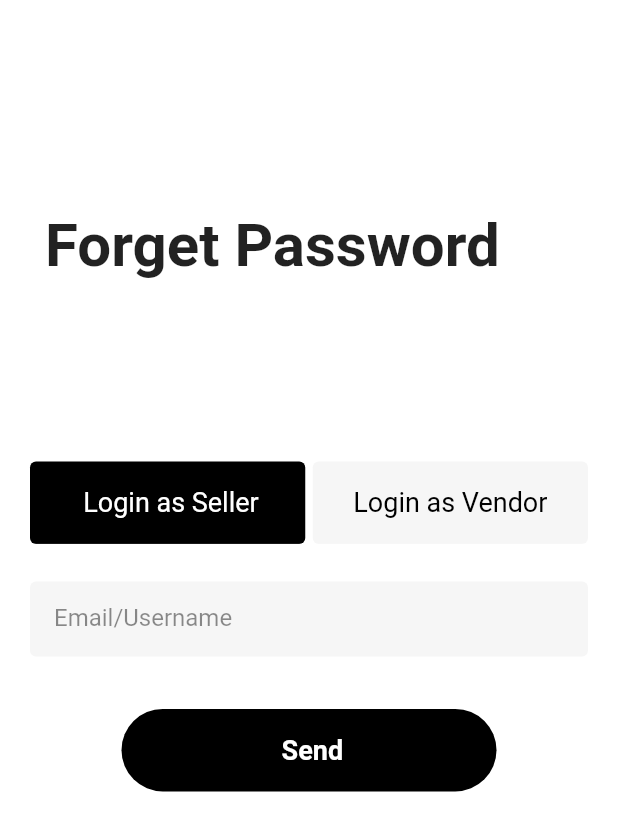
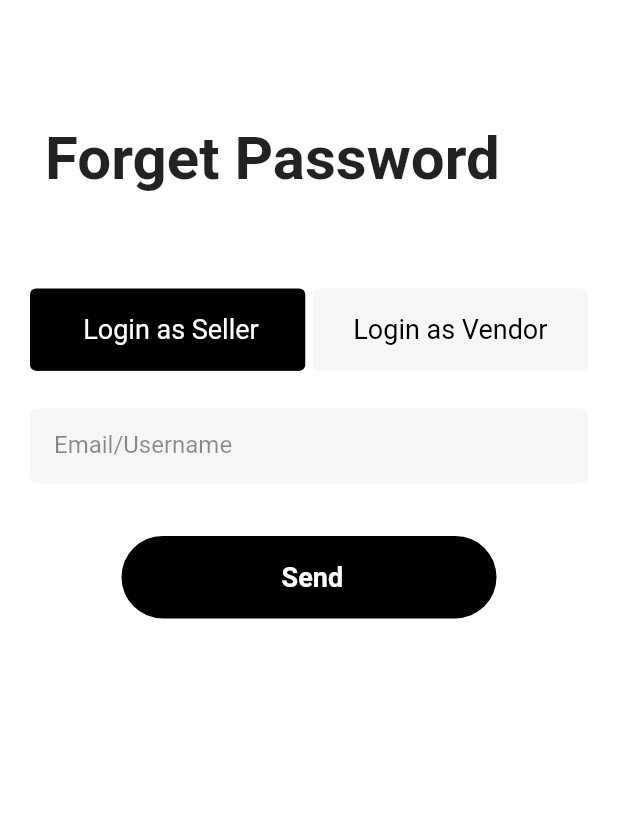
Before and after one commit to Mahad871/automobile_management, a Flutter app: the screen it shows after launch, after a tap on "Forget Password?", on a phone screen of 412 x 824 dp. Shown: the top 831 px of the screen. Run offline on Flutter 3.47's test engine with Material 2 defaults, Android fonts, the phone set to English and light mode, and no system bars.

Commit message:
minor UI and Page route  fixes

```diff
--- a/lib/Screens/forget_password_screen.dart
+++ b/lib/Screens/forget_password_screen.dart
@@ -23,7 +23,7 @@ class _ForgetPasswordScreenState extends State<ForgetPasswordScreen> {
       body: Column(
         children: [
           Expanded(
-            flex: 2,
+            flex: 1,
             child: Row(
               children: [
                 Padding(
@@ -145,8 +145,7 @@ class _ForgetPasswordScreenState extends State<ForgetPasswordScreen> {
                             hintText: "Email/Username",
                             hintStyle: TextStyle(color: hintTextColor),
                           ),
-                          onChanged: (value) {
-                          },
+                          onChanged: (value) {},
                         ),
                       ),
                       const SizedBox(height: 35),
@@ -154,7 +153,8 @@ class _ForgetPasswordScreenState extends State<ForgetPasswordScreen> {
                         child: GestureDetector(
                           onTap: () {
                             Navigator.of(context).push(MaterialPageRoute(
-                                builder: (context) => const UpdatePasswowrdScreen()));
+                                builder: (context) =>
+                                    const UpdatePasswowrdScreen()));
                           },
                           child: Container(
                             height: 55,
--- a/lib/Screens/login_screen.dart
+++ b/lib/Screens/login_screen.dart
@@ -25,7 +25,7 @@ class _LoginScreenState extends State<LoginScreen> {
       body: Column(
         children: [
           Expanded(
-            flex: 2,
+            flex: 1,
             child: Row(
               children: [
                 Padding(
--- a/lib/Screens/update_password_screen.dart
+++ b/lib/Screens/update_password_screen.dart
@@ -22,7 +22,7 @@ class _UpdatePasswowrdScreenState extends State<UpdatePasswowrdScreen> {
       body: Column(
         children: [
           Expanded(
-            flex: 2,
+            flex: 1,
             child: Row(
               children: [
                 Padding(
--- a/lib/main.dart
+++ b/lib/main.dart
@@ -17,6 +17,7 @@ class MainApp extends StatelessWidget {
           secondary: Colors.white,
         ),
       ),
+      debugShowCheckedModeBanner: false,
       home: const LoginScreen(),
     );
   }
```
Also changed, not shown: 2 other files.
